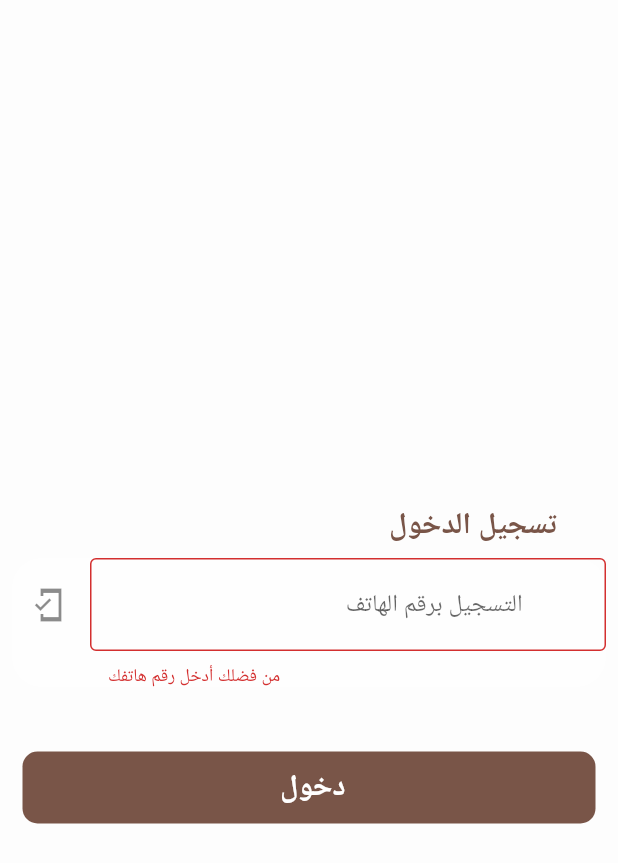
After one commit to mostafamohamed222/FamilyTreeApp, a Flutter app: the screen it shows after launch, after a tap on "دخول", on a phone screen of 412 x 824 dp. The commit adds this screen. Shown: the top 863 px of the screen. Run offline on Flutter 3.47's test engine with Material 2 defaults, Android fonts, the phone set to English and light mode, and no system bars; missing offline and left inert: otp_screen; network calls fail.

Commit message:
add login screen and ver screen

```diff
--- /dev/null
+++ b/lib/Screen/LoginScreen.dart
@@ -0,0 +1,147 @@
+import 'dart:ui';
+
+import 'package:flutter/material.dart';
+import 'package:treeapp/Screen/verifiedscreen.dart';
+
+class LoginScreen extends StatefulWidget {
+  @override
+  _LoginScreenState createState() => _LoginScreenState();
+}
+
+class _LoginScreenState extends State<LoginScreen> {
+  bool loading = false;
+  final _formKey = GlobalKey<FormState>();
+  TextEditingController _numberTextController = TextEditingController();
+
+  @override
+  Widget build(BuildContext context) {
+    return Scaffold(
+        body: Stack(
+      children: [
+        Container(
+          // alignment: Alignment.topCenter,
+          // child: Image.asset('assets/icon/Logo.png')
+          color: Colors.white.withOpacity(0.5),
+          width: double.infinity,
+          //height: double.infinity,
+        ),
+        Padding(
+          padding: const EdgeInsets.only(top: 40.0),
+          child: Container(
+            alignment: Alignment.topRight,
+            child: Center(
+              child: Form(
+                key: _formKey,
+                child: SingleChildScrollView(
+                  child: Column(
+                    children: [
+                      Padding(
+                        padding: const EdgeInsets.all(15.0),
+                        // child: Image.asset(
+                        //   'assets/logo.png',
+                        //   fit: BoxFit.cover,
+                        //   width: 100,
+                        //   height: 90,
+                        // ),
+                      ),
+                      Text(
+                        'تسجيل الدخول                                            ',
+                        textAlign: TextAlign.right,
+                        style: TextStyle(
+                          color: Colors.brown,
+                          fontSize: 20,
+                          fontWeight: FontWeight.bold,
+                        ),
+                      ),
+                      Padding(
+                        padding: const EdgeInsets.all(8.0),
+                        child: Material(
+                          borderRadius: BorderRadius.circular(20.0),
+                          color: Colors.white.withOpacity(0.4),
+                          elevation: 0.0,
+                          child: Padding(
+                            padding: const EdgeInsets.only(left: 12.0),
+                            child: TextFormField(
+                                controller: _numberTextController,
+                                decoration: InputDecoration(
+                                  hintText:
+                                      '                                        التسجيل برقم الهاتف ',
+                                  icon: Icon(Icons.mobile_friendly_sharp),
+                                  border: OutlineInputBorder(),
+                                ),
+                                keyboardType: TextInputType.number,
+                                validator: (value) {
+                                  if (value.isEmpty) {
+                                    return 'من فضلك أدخل رقم هاتفك ';
+                                  } else {
+                                    if (value.length < 5) {
+                                      return ' من فضلك ادخل رقم صحيح !';
+                                    }
+                                    return null;
+                                  }
+                                }),
+                          ),
+                        ),
+                      ),
+                      Padding(
+                        padding:
+                            const EdgeInsets.fromLTRB(15.0, 35.0, 15.0, 8.0),
+                        child: Material(
+                          borderRadius: BorderRadius.circular(10.0),
+                          color: Colors.brown,
+                          child: MaterialButton(
+                            onPressed: () async {
+                              final String phone = _numberTextController.text;
+                              if (_formKey.currentState.validate()) {
+                                Navigator.push(
+                                    context,
+                                    MaterialPageRoute(
+                                        builder: (context) =>
+                                            VerificationScreen()));
+                              } else {
+                                // Fluttertoast.showToast(
+                                //     msg:
+                                //     " من فضلك ادخل رقم صحيح ",
+                                //     toastLength: Toast.LENGTH_LONG,
+                                //     gravity: ToastGravity.BOTTOM,
+                                //     backgroundColor: Colors.red,
+                                //     textColor: Colors.white,
+                                //     fontSize: 16.0);
+                                print("last line of Isolate");
+                                return null;
+                              }
+                            },
+                            minWidth: MediaQuery.of(context).size.width,
+                            child: Text(
+                              " دخول ",
+                              textAlign: TextAlign.center,
+                              style: TextStyle(
+                                  color: Colors.white,
+                                  fontWeight: FontWeight.bold,
+                                  fontSize: 20.0),
+                            ),
+                          ),
+                        ),
+                      ),
+                    ],
+                  ),
+                ),
+              ),
+            ),
+          ),
+        ),
+        Visibility(
+            visible: loading ?? true,
+            child: Center(
+              child: Container(
+                alignment: Alignment.center,
+                color: Colors.white.withOpacity(0.7),
+                child: CircularProgressIndicator(
+                  valueColor: AlwaysStoppedAnimation<Color>(Colors.red),
+                ),
+              ),
+            )),
+      ],
+    ));
+  }
+}
--- a/lib/main.dart
+++ b/lib/main.dart
@@ -1,5 +1,7 @@
 import 'package:flutter/material.dart';
 import 'package:treeapp/Screen/homepage.dart';
+
+import 'Screen/LoginScreen.dart';
 
 void main() {
   runApp(MyApp());
@@ -10,7 +12,7 @@ class MyApp extends StatelessWidget {
   Widget build(BuildContext context) {
     return MaterialApp(
       debugShowCheckedModeBanner: false,
-      home: HomePage(),
+      home: LoginScreen(),
     );
   }
 }
--- a/pubspec.yaml
+++ b/pubspec.yaml
@@ -21,6 +21,7 @@ environment:
   sdk: ">=2.7.0 <3.0.0"
 
 dependencies:
+  otp_screen: ^0.0.3
   flutter:
     sdk: flutter
 
```
Also changed, not shown: lib/Screen/member.dart (added, +12 -0 lines), lib/Screen/seccessverified.dart (added, +77 -0 lines), lib/Screen/verifiedscreen.dart (added, +41 -0 lines), lib/widget/card.dart (+9 -0 lines), pubspec.lock.
